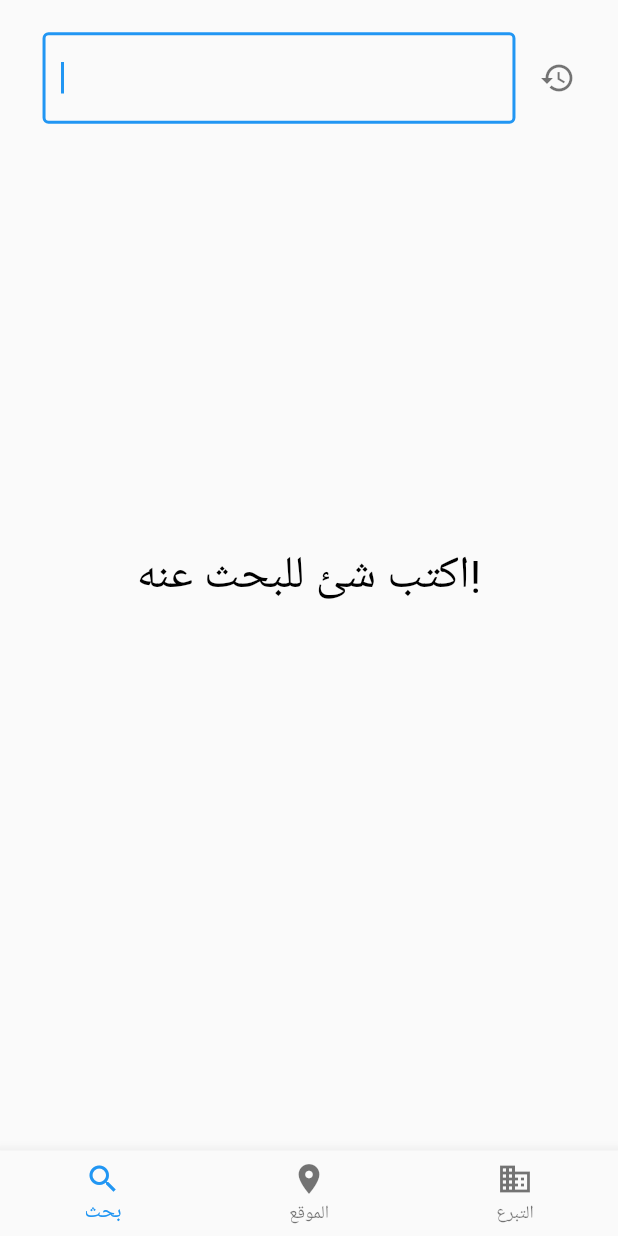
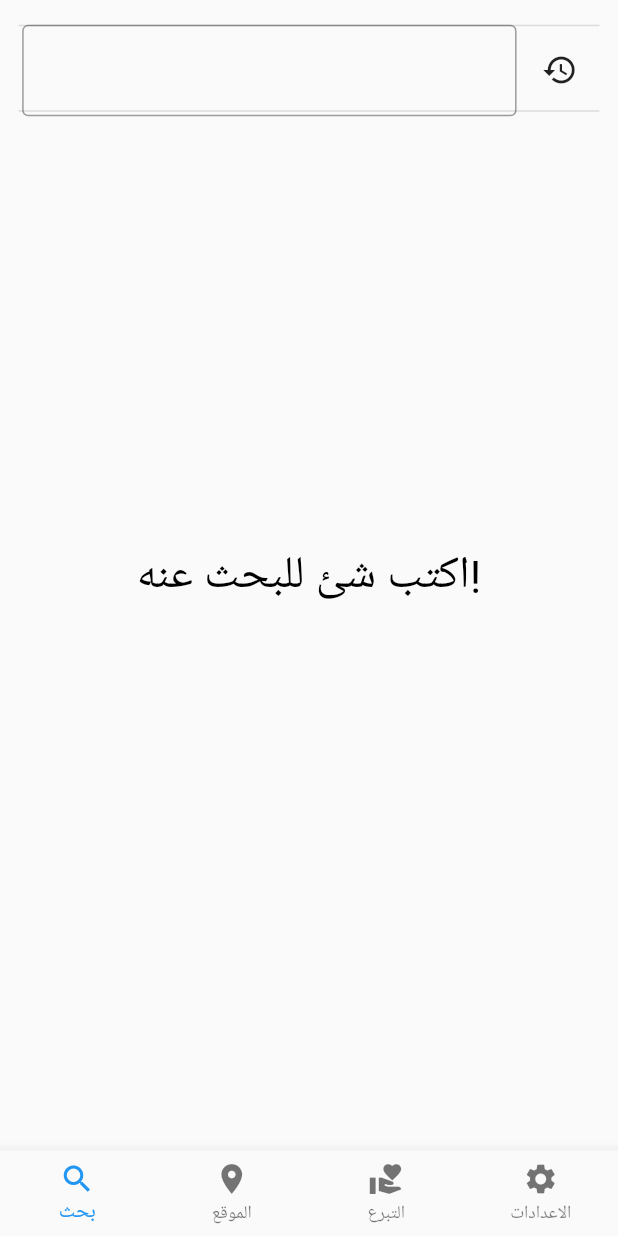
Before and after one commit to Mohamed-Tawfek/fast_drugs, a Flutter app: the HomeScreen screen opened directly, after a tap on the "history" icon, on a phone screen of 412 x 824 dp. Run offline on Flutter 3.47's test engine with Material 2 defaults, Android fonts, the light colour scheme and no system bars; our stand-ins replace bloc, dio, flutter_bloc, flutter_screenutil, geolocator, google_maps_flutter and 2 more; missing offline and left inert: regexpattern; accounts and stored records are empty; statements that could not run were skipped.

Commit message:
add donation ui

```diff
--- a/lib/controller/home_cubit/home_cubit.dart
+++ b/lib/controller/home_cubit/home_cubit.dart
@@ -6,6 +6,7 @@
 import '../../view/screens/donation_screen.dart';
 import '../../view/screens/location_screen.dart';
 import '../../view/screens/search_screen.dart';
+import '../../view/screens/settings.dart';
 
 part 'home_state.dart';
 
@@ -15,7 +16,8 @@
   List<Widget> screens =   [
     SearchScreen(),
     const LocationScreen(),
-    const DonationScreen()
+      DonationScreen(),
+    const SettingsScreen(),
   ];
   int currentIndex = 0;
   void bottomNavOnTap(int index) {
--- a/lib/shared/constants/app_strings.dart
+++ b/lib/shared/constants/app_strings.dart
@@ -1,31 +1,35 @@
-class AppStrings{
+class AppStrings {
   AppStrings._();
- static const String search='بحث';
- static const String location='الموقع';
- static const String donation='التبرع';
- static const String login= 'تسجيل دخول';
- static const String email= 'البريد الالكترونى';
- static const String password= 'كلمة المرور';
-  static const String registerNow= 'سجل الأن';
- static const String noAccount= 'هل لا تمتلك حساب ؟!';
- static const String reachYourGoal= 'زود أهدافك!';
- static const String joinUs= 'أنضم لنا،';
- static const String firstName= 'الأسم الاول';
- static const String lastName= 'الأسم الاخير';
- static const String confirmPassword= 'تأكيد كلمة المرور';
- static const String create= 'انشاء';
- static const String notFound= 'لا توجد معلومات!';
- static const String trySearch= 'اكتب شئ للبحث عنه!';
- static const String drugName= 'اسم الدواء:';
- static const String effectiveMaterial= 'المادة الفعالة :';
- static const String indications= 'دواعى الاستخدام :';
- static const String companyName= 'هيئة التصنيع :';
- static const String howToUse= 'كيفية الاستخدام :';
- static const String pregnantAndLactating= 'التأثير على الحوامل و المرضعات :';
- static const String dose= 'الجرعة :';
- static const String alternatives= 'البدائل :';
- static const String scheduled=  'المواد المخدرة :';
-
-
-
+  static const String search = 'بحث';
+  static const String location = 'الموقع';
+  static const String donation = 'التبرع';
+  static const String login = 'تسجيل دخول';
+  static const String email = 'البريد الالكترونى';
+  static const String password = 'كلمة المرور';
+  static const String registerNow = 'سجل الأن';
+  static const String noAccount = 'هل لا تمتلك حساب ؟!';
+  static const String reachYourGoal = 'زود أهدافك!';
+  static const String joinUs = 'أنضم لنا،';
+  static const String firstName = 'الأسم الاول';
+  static const String lastName = 'الأسم الاخير';
+  static const String confirmPassword = 'تأكيد كلمة المرور';
+  static const String create = 'انشاء';
+  static const String notFound = 'لا توجد معلومات!';
+  static const String trySearch = 'اكتب شئ للبحث عنه!';
+  static const String drugName = 'اسم الدواء';
+  static const String effectiveMaterial = 'المادة الفعالة :';
+  static const String indications = 'دواعى الاستخدام :';
+  static const String companyName = 'هيئة التصنيع :';
+  static const String howToUse = 'كيفية الاستخدام :';
+  static const String pregnantAndLactating = 'التأثير على الحوامل و المرضعات :';
+  static const String dose = 'الجرعة :';
+  static const String alternatives = 'البدائل :';
+  static const String scheduled = 'المواد المخدرة :';
+  static const String settings = 'الاعدادات';
+  static const String yourFullName = 'اسمك بالكامل';
+  static const String expirationDate = 'تاريخ انتهاء الصلاحية';
+  static const String quantity = 'الكمية';
+  static const String phone = 'رقم الهاتف';
+  static const String address = 'العنوان';
+  static const String donationForm = 'استمارة التبرع';
 }
--- a/lib/view/component/search_bar.dart
+++ b/lib/view/component/search_bar.dart
@@ -5,41 +5,98 @@
 import '../../controller/search_cubit/search_cubit.dart';
 import '../../shared/components/components.dart';
 
-class BuildSearchBar extends StatelessWidget {
-    BuildSearchBar({super.key,required this.searchController});
-  final ExpansionTileController expansionController = ExpansionTileController();
+final expansionController = ExpansionTileController();
+
+class BuildSearchBar extends StatefulWidget {
+  BuildSearchBar({super.key, required this.searchController});
   final TextEditingController searchController;
+
+  @override
+  State<BuildSearchBar> createState() => _BuildSearchBarState();
+}
+
+class _BuildSearchBarState extends State<BuildSearchBar> {
   @override
   Widget build(BuildContext context) {
-    return  ExpansionTile(
+    return Stack(
+      children: [
+        ExpansionTile(
+          trailing: Text(''),
           controller: expansionController,
-      trailing: const Icon(Icons.history),
-      title: DefaultFormField(
-        controller: searchController,
-        onChange: (String word) {
-          SearchCubit.get(context).search(name: word);
-        },
-      ),
+          title: Text(''),
           children: SearchCubit.get(context)
               .historySearch
               .map((searchWord) => InkWell(
                     onTap: () {
+                      _historyItemOnTap(context, searchWord);
+                    },
+                    child: HistoryItem(searchWord: searchWord),
+                  ))
+              .toList(),
+        ),
+        Row(
+          mainAxisAlignment: MainAxisAlignment.spaceAround,
+          children: [
+            SizedBox(
+              width: context.deviceWidth * 0.8,
+              child: DefaultFormField(
+                controller: widget.searchController,
+                suffix: widget.searchController.text.isNotEmpty
+                    ? Icons.close
+                    : null,
+                suffixOnPressed: () {
+                  setState(() {
+                    widget.searchController.clear();
+                  });
+                },
+                onChange: (word) {
+                  setState(() {});
+                },
+                onSubmit: (String word) {
+                  SearchCubit.get(context).search(name: word);
+                },
+              ),
+            ),
+            IconButton(
+              icon: const Icon(Icons.history),
+              onPressed: () {
+                _historyIconOnTap();
+              },
+            ),
+          ],
+        )
+      ],
+    );
+  }
+
+  void _historyItemOnTap(BuildContext context, searchWord) {
     expansionController.collapse();
-          SearchCubit.get(context).search(
-              name: searchWord,
-              cashWordInHistory: false);
-          searchController.text = searchWord;
-        },
-        child: Container(
+    SearchCubit.get(context).search(name: searchWord, cashWordInHistory: false);
+    widget.searchController.text = searchWord;
+  }
+
+  void _historyIconOnTap() {
+    if (expansionController.isExpanded) {
+      expansionController.collapse();
+    } else {
+      expansionController.expand();
+    }
+  }
+}
+
+class HistoryItem extends StatelessWidget {
+  const HistoryItem({super.key, required this.searchWord});
+  final String searchWord;
+  @override
+  Widget build(BuildContext context) {
+    return Container(
       color: Colors.grey[100],
       child: Align(
         alignment: Alignment.topRight,
         child: Padding(
           padding: EdgeInsets.symmetric(
-                horizontal:
-                context.deviceWidth * 0.04,
-                vertical:
-                context.deviceHeight * 0.007,
+            horizontal: context.deviceWidth * 0.04,
+            vertical: context.deviceHeight * 0.007,
           ),
           child: Text(
             searchWord,
@@ -47,9 +104,6 @@
           ),
         ),
       ),
-        ),
-      ))
-          .toList(),
     );
   }
 }
--- a/lib/view/screens/donation_screen.dart
+++ b/lib/view/screens/donation_screen.dart
@@ -1,20 +1,98 @@
+import 'package:fast_drugs/shared/components/extensions.dart';
+import 'package:fast_drugs/shared/constants/app_strings.dart';
+import 'package:fast_drugs/shared/constants/light_theme_colors.dart';
 import 'package:flutter/material.dart';
+import 'package:flutter_screenutil/flutter_screenutil.dart';
+
+import '../../shared/components/components.dart';
 
 class DonationScreen extends StatelessWidget {
-  const DonationScreen({Key? key}) : super(key: key);
-
+    DonationScreen({Key? key}) : super(key: key);
+final TextEditingController _userNameController=TextEditingController();
+final TextEditingController _drugNameController=TextEditingController();
+final TextEditingController _expirationDateController=TextEditingController();
+final TextEditingController _quantity=TextEditingController();
+final TextEditingController _phone=TextEditingController();
+final TextEditingController _address=TextEditingController();
   @override
   Widget build(BuildContext context) {
-    return const Scaffold(
-      body: Center(
-        child: Text(
-          'Donation Screen',
-          style: TextStyle(
-              fontSize: 20,
-              fontWeight: FontWeight.bold
+    return   Directionality(
+      textDirection: TextDirection.rtl,
+      child: Scaffold(
+        appBar: AppBar(),
+        body: Padding(
+          padding:  EdgeInsetsDirectional.symmetric(horizontal: context.deviceWidth*0.06),
+          child: SingleChildScrollView(
+            physics:const BouncingScrollPhysics(),
+            child: Column(
+              children: [
+                Row(
+                  children: [
+                    Image.asset('assets/images/donation.jpg',
+                      height: 50,
+                      width: 50,
+                    ),
+                    SizedBox(width: context.deviceWidth*0.05,),
+
+                    Text(AppStrings.donationForm,
+                      style: TextStyle(
+                          fontSize: 25.sp,
+                          fontWeight: FontWeight.bold,
+                          color:  LightColors.primary
+                      ),
+                    ),
+
+
+
+                  ],
+                ),
+                _divider(context),
+                DefaultFormField(
+                  controller: _userNameController,
+                  label:AppStrings.yourFullName,
+                ),
+                _divider(context),
+                DefaultFormField(
+                  controller: _drugNameController,
+                  label:AppStrings.drugName,
+                ),
+                _divider(context),
+                DefaultFormField(
+                  controller: _expirationDateController,
+                  label:AppStrings.expirationDate,
+                ),
+                _divider(context),
+
+                DefaultFormField(
+                  controller: _quantity,
+                  label:AppStrings.quantity,
+                ),
+                _divider(context),
+
+                DefaultFormField(
+                  controller: _phone,
+                  label:AppStrings.phone,
+                ),
+                _divider(context),
+
+                DefaultFormField(
+                  controller: _address,
+                  label:AppStrings.address,
+                ),
+                _divider(context),
+
+                DefaultButton(function: (){
+
+
+                }, text: 'تبرع'),
+                SizedBox(height: context.deviceHeight*0.3,)
+              ],
+            ),
           ),
         ),
       ),
     );
   }
+
+  SizedBox _divider(BuildContext context) => SizedBox(height: context.deviceHeight*0.025,);
 }
--- a/lib/view/screens/drug_details.dart
+++ b/lib/view/screens/drug_details.dart
@@ -28,7 +28,7 @@
                 crossAxisAlignment: CrossAxisAlignment.start,
                 children: [
                   DrugsBlock(
-                    text: AppStrings.drugName,
+                    text: "${AppStrings.drugName}:",
                     content: drug.name,
                   ),
                   DrugsBlock(
--- a/lib/view/screens/home_screen.dart
+++ b/lib/view/screens/home_screen.dart
@@ -21,6 +21,7 @@
 
             ),
             bottomNavigationBar: BottomNavigationBar(
+              type:BottomNavigationBarType.fixed,
             currentIndex: cubit.currentIndex,
             onTap: (int index) {
               cubit.bottomNavOnTap(index);
@@ -44,8 +45,12 @@
       BottomNavigationBarItem(
           icon: Icon(Icons.location_on_sharp), label: AppStrings.location),
       BottomNavigationBarItem(
-        icon: Icon(Icons.business),
+        icon: Icon(Icons.volunteer_activism),
         label: AppStrings.donation,
+      ),
+      BottomNavigationBarItem(
+        icon: Icon(Icons.settings),
+        label: AppStrings.settings,
       ),
     ];
   }
--- /dev/null
+++ b/lib/view/screens/settings.dart
@@ -0,0 +1,10 @@
+import 'package:flutter/material.dart';
+
+class SettingsScreen extends StatelessWidget {
+  const SettingsScreen({super.key});
+
+  @override
+  Widget build(BuildContext context) {
+    return Scaffold();
+  }
+}
```
Also changed, not shown: lib/main.dart (+4 -6 lines), lib/view/component/searched_items_view.dart (+29 -17 lines). Lines whose indentation alone changed are shown as unchanged.
